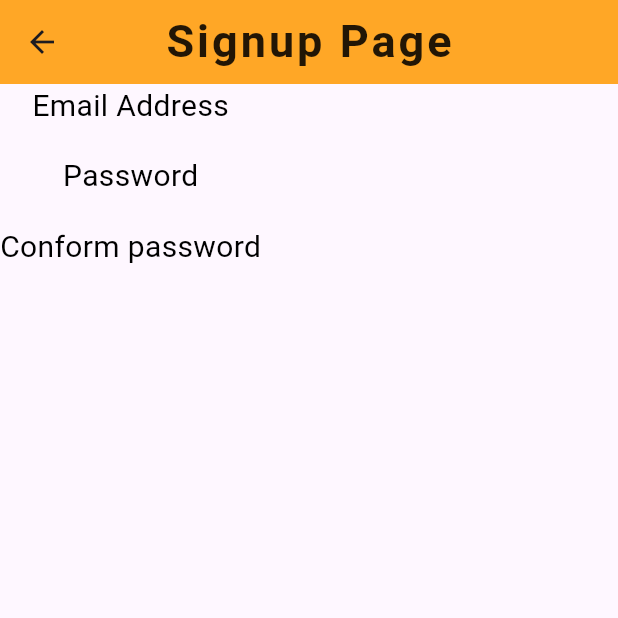
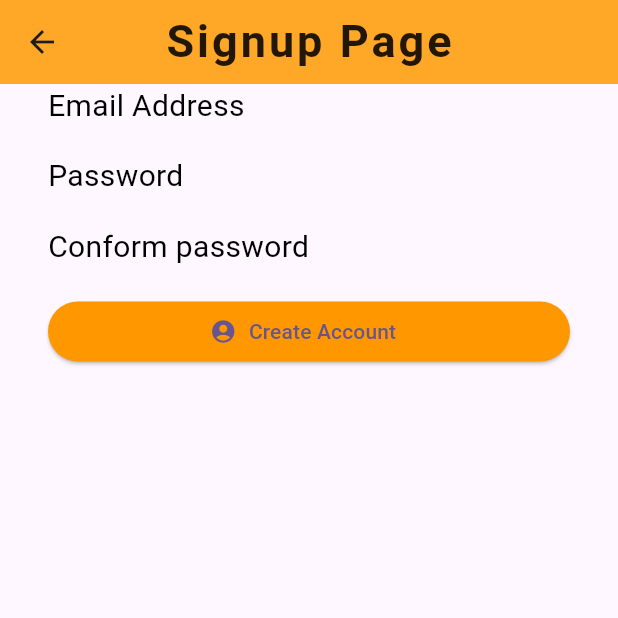
Before and after one commit to Ratndeep1999/database_practice, a Flutter app: the SignupPage screen opened directly, on a phone screen of 412 x 824 dp, the top half of it. Run offline on Flutter 3.47's test engine with Material 3 defaults, Android fonts, the phone set to English and light mode, and no system bars; accounts and stored records are empty.

Commit message:
signup button add

```diff
--- a/lib/signup_page.dart
+++ b/lib/signup_page.dart
@@ -1,3 +1,4 @@
+import 'package:database_practice/CustomWidgets/button_widget.dart';
 import 'package:flutter/material.dart';
 import 'CustomWidgets/label_widget.dart';
 
@@ -23,7 +24,12 @@ class _SignupPageState extends State<SignupPage> {
         centerTitle: true,
         backgroundColor: Colors.orange.shade400,
       ),
-      body: SafeArea(child: Column(children: [
+      body: SafeArea(
+        child: Padding(
+          padding: const EdgeInsets.symmetric(horizontal: 32.0),
+          child: Column(
+            crossAxisAlignment: CrossAxisAlignment.start,
+            children: [
               /// Email label
               LabelWidget(
                 label: 'Email Address',
@@ -50,7 +56,17 @@ class _SignupPageState extends State<SignupPage> {
                 fontWeight: FontWeight.w400,
               ),
               SizedBox(height: 18.0),
-      ],)),
+
+              /// Signup Button
+              ButtonWidget(
+                label: 'Create Account',
+                buttonPress: () {},
+                icon: Icons.account_circle,
+              ),
+            ],
+          ),
+        ),
+      ),
     );
   }
 }
```
Lines whose indentation alone changed are shown as unchanged.
